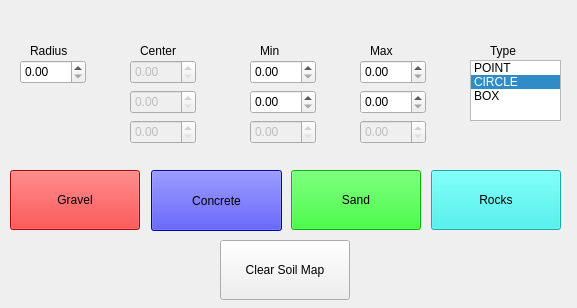
Old version of the form scripts/widget.ui in the repository dfki-ric/traversability_generator3d.
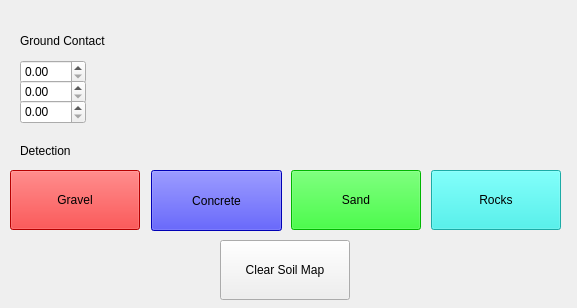
New version of the form.

Commit message: Select soil type for a cell based on highest probability

```diff
--- a/scripts/widget.ui
+++ b/scripts/widget.ui
@@ -1857,67 +1857,13 @@
     <string>Rocks</string>
    </property>
   </widget>
-  <widget class="QDoubleSpinBox" name="sb_radius">
-   <property name="geometry">
-    <rect>
-     <x>20</x>
-     <y>60</y>
-     <width>66</width>
-     <height>24</height>
-    </rect>
-   </property>
-  </widget>
-  <widget class="QLabel" name="label">
-   <property name="geometry">
-    <rect>
-     <x>30</x>
-     <y>40</y>
-     <width>61</width>
-     <height>21</height>
-    </rect>
-   </property>
-   <property name="text">
-    <string>Radius</string>
-   </property>
-  </widget>
-  <widget class="QListWidget" name="listSampleTypes">
-   <property name="geometry">
-    <rect>
-     <x>470</x>
-     <y>60</y>
-     <width>91</width>
-     <height>61</height>
-    </rect>
-   </property>
-   <property name="currentRow">
-    <number>1</number>
-   </property>
-   <property name="sortingEnabled">
-    <bool>false</bool>
-   </property>
-   <item>
-    <property name="text">
-     <string>POINT</string>
-    </property>
-   </item>
-   <item>
-    <property name="text">
-     <string>CIRCLE</string>
-    </property>
-   </item>
-   <item>
-    <property name="text">
-     <string>BOX</string>
-    </property>
-   </item>
-  </widget>
-  <widget class="QDoubleSpinBox" name="sb_radius_2">
+  <widget class="QDoubleSpinBox" name="center_x">
    <property name="enabled">
-    <bool>false</bool>
+    <bool>true</bool>
    </property>
    <property name="geometry">
     <rect>
-     <x>130</x>
+     <x>20</x>
      <y>60</y>
      <width>66</width>
      <height>24</height>
@@ -1926,12 +1872,12 @@
   </widget>
   <widget class="QDoubleSpinBox" name="sb_radius_3">
    <property name="enabled">
-    <bool>false</bool>
+    <bool>true</bool>
    </property>
    <property name="geometry">
     <rect>
-     <x>130</x>
-     <y>90</y>
+     <x>20</x>
+     <y>80</y>
      <width>66</width>
      <height>24</height>
     </rect>
@@ -1939,12 +1885,12 @@
   </widget>
   <widget class="QDoubleSpinBox" name="sb_radius_4">
    <property name="enabled">
-    <bool>false</bool>
+    <bool>true</bool>
    </property>
    <property name="geometry">
     <rect>
-     <x>130</x>
-     <y>120</y>
+     <x>20</x>
+     <y>100</y>
      <width>66</width>
      <height>24</height>
     </rect>
@@ -1953,119 +1899,14 @@
   <widget class="QLabel" name="label_2">
    <property name="geometry">
     <rect>
-     <x>140</x>
-     <y>40</y>
-     <width>61</width>
+     <x>20</x>
+     <y>30</y>
+     <width>111</width>
      <height>21</height>
     </rect>
    </property>
    <property name="text">
-    <string>Center</string>
-   </property>
-  </widget>
-  <widget class="QDoubleSpinBox" name="min_x">
-   <property name="geometry">
-    <rect>
-     <x>250</x>
-     <y>60</y>
-     <width>66</width>
-     <height>24</height>
-    </rect>
-   </property>
-  </widget>
-  <widget class="QDoubleSpinBox" name="min_y">
-   <property name="geometry">
-    <rect>
-     <x>250</x>
-     <y>90</y>
-     <width>66</width>
-     <height>24</height>
-    </rect>
-   </property>
-  </widget>
-  <widget class="QDoubleSpinBox" name="sb_radius_7">
-   <property name="enabled">
-    <bool>false</bool>
-   </property>
-   <property name="geometry">
-    <rect>
-     <x>250</x>
-     <y>120</y>
-     <width>66</width>
-     <height>24</height>
-    </rect>
-   </property>
-  </widget>
-  <widget class="QDoubleSpinBox" name="max_x">
-   <property name="geometry">
-    <rect>
-     <x>360</x>
-     <y>60</y>
-     <width>66</width>
-     <height>24</height>
-    </rect>
-   </property>
-  </widget>
-  <widget class="QDoubleSpinBox" name="max_y">
-   <property name="geometry">
-    <rect>
-     <x>360</x>
-     <y>90</y>
-     <width>66</width>
-     <height>24</height>
-    </rect>
-   </property>
-  </widget>
-  <widget class="QDoubleSpinBox" name="sb_radius_10">
-   <property name="enabled">
-    <bool>false</bool>
-   </property>
-   <property name="geometry">
-    <rect>
-     <x>360</x>
-     <y>120</y>
-     <width>66</width>
-     <height>24</height>
-    </rect>
-   </property>
-  </widget>
-  <widget class="QLabel" name="label_3">
-   <property name="geometry">
-    <rect>
-     <x>260</x>
-     <y>40</y>
-     <width>31</width>
-     <height>21</height>
-    </rect>
-   </property>
-   <property name="text">
-    <string>Min</string>
-   </property>
-  </widget>
-  <widget class="QLabel" name="label_4">
-   <property name="geometry">
-    <rect>
-     <x>370</x>
-     <y>40</y>
-     <width>31</width>
-     <height>21</height>
-    </rect>
-   </property>
-   <property name="text">
-    <string>Max</string>
-   </property>
-  </widget>
-  <widget class="QLabel" name="label_5">
-   <property name="geometry">
-    <rect>
-     <x>490</x>
-     <y>40</y>
-     <width>31</width>
-     <height>21</height>
-    </rect>
-   </property>
-   <property name="text">
-    <string>Type</string>
+    <string>Ground Contact</string>
    </property>
   </widget>
   <widget class="QPushButton" name="btn_clear">
@@ -2090,6 +1931,19 @@
     <string>Clear Soil Map</string>
    </property>
   </widget>
+  <widget class="QLabel" name="label_3">
+   <property name="geometry">
+    <rect>
+     <x>20</x>
+     <y>140</y>
+     <width>111</width>
+     <height>21</height>
+    </rect>
+   </property>
+   <property name="text">
+    <string>Detection</string>
+   </property>
+  </widget>
  </widget>
  <resources/>
  <connections/>
```
Left out of the diff: 4 changed lines with no effect on the pictures. The commit also changes 5 other files.
